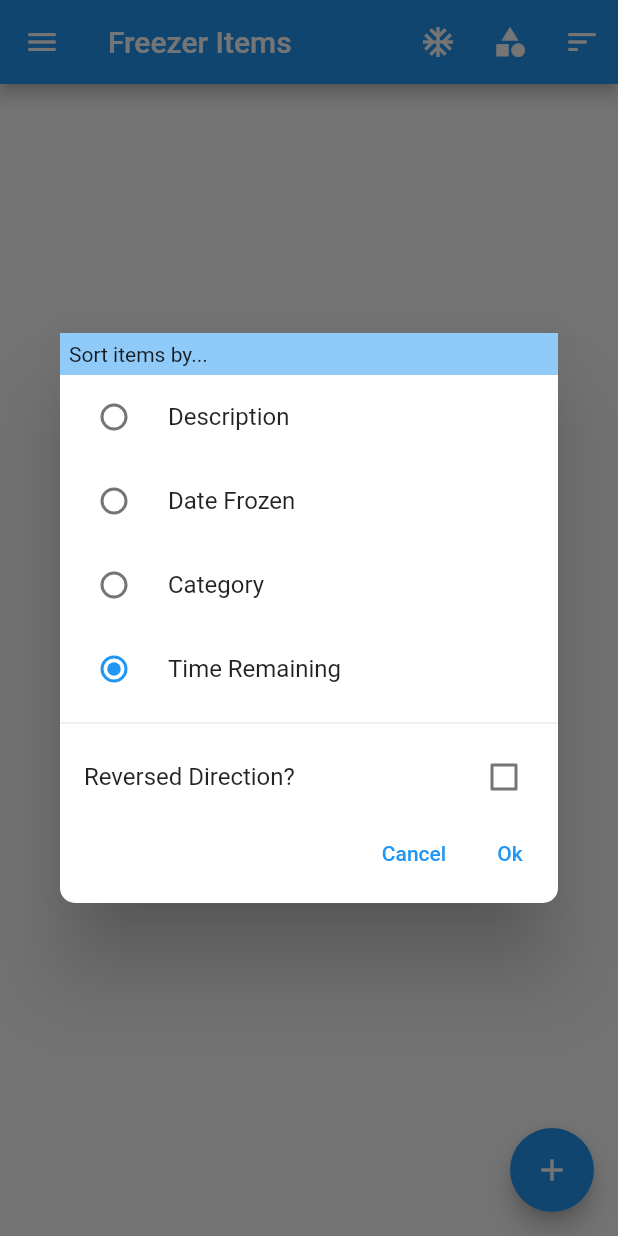
After one commit to iceboxfm/icebox, a Flutter app: the screen it shows after launch, after a tap on the "sort" icon, on a phone screen of 412 x 824 dp. The commit adds this screen. Run offline on Flutter 3.47's test engine with Material 2 defaults, Android fonts, the phone set to English and light mode, and no system bars; our stand-ins replace flutter_typeahead, package_info_plus, sqflite; accounts and stored records are empty.

Commit message:
implemented filter/search and sorting

```diff
--- a/lib/models/freezer_item.dart
+++ b/lib/models/freezer_item.dart
@@ -1,4 +1,5 @@
 import 'package:icebox/models/item_categories.dart';
+import 'package:icebox/models/sort_by.dart';
 
 class FreezerItem {
   final int? id;
@@ -55,4 +56,28 @@ class FreezerItem {
         location: location ?? this.location,
         freezerId: freezerId ?? this.freezerId,
       );
+
+  static List<FreezerItem> sort(
+    final List<FreezerItem> items,
+    final SortBy by,
+  ) {
+    var workingItems = [...items];
+
+    workingItems.sort((a, b) {
+      switch (by.field) {
+        case SortByField.timeRemaining:
+          return a.timeRemaining.compareTo(b.timeRemaining);
+        case SortByField.description:
+          return a.description.compareTo(b.description);
+        case SortByField.frozenOn:
+          return a.frozenOn.compareTo(b.frozenOn);
+        case SortByField.category:
+          return a.category.compareTo(b.category);
+        default:
+          return 0;
+      }
+    });
+
+    return by.reversed ? workingItems.reversed.toList() : workingItems;
+  }
 }
--- a/lib/providers/freezer_items.dart
+++ b/lib/providers/freezer_items.dart
@@ -3,42 +3,74 @@ import 'dart:developer' as dev;
 import 'package:flutter/cupertino.dart';
 import 'package:icebox/db/freezer_items_db.dart';
 import 'package:icebox/models/freezer_item.dart';
+import 'package:icebox/models/sort_by.dart';
+
+// FIXME: try to clean up the limiting/filtering code
 
 class FreezerItems with ChangeNotifier {
   static const _tag = 'icebox.providers.freezer_items';
+  static const _defaultSort = SortBy(SortByField.timeRemaining, false);
 
-  final List<FreezerItem> _freezerItems = [];
+  List<FreezerItem> _freezerItems = [];
   bool _loaded = false;
-
-  // FIXME: sorting
+  String? _filterBy;
+  SortBy _sortBy = _defaultSort;
 
   Future<void> load() async {
     if (!_loaded) {
       final items = await FreezerItemsDb.retrieve();
 
       _freezerItems.clear();
-      _freezerItems.addAll(items);
+      _freezerItems.addAll(FreezerItem.sort(items, _sortBy));
 
-      // FIXME: sort
+      dev.log(
+        'Loaded ${items.length} freezer items from database.',
+        name: _tag,
+      );
 
-      dev.log('Loaded ${items.length} freezer items from database.',
-          name: _tag);
       _loaded = true;
     }
   }
 
-  bool get isNotEmpty => _freezerItems.isNotEmpty;
+  bool get filtering {
+    return _filterBy != null;
+  }
 
-  operator [](int i) => _freezerItems[i];
+  void filteringBy(final String? query) {
+    _filterBy = query;
+    notifyListeners();
+  }
+
+  SortBy get sortBy {
+    return _sortBy;
+  }
+
+  void sortingBy([SortBy? sortBy]) {
+    _sortBy = sortBy ?? _defaultSort;
+    // FIXME: should I just sort in place?
+    _freezerItems = FreezerItem.sort(_freezerItems, _sortBy);
+    notifyListeners();
+  }
+
+  bool get isNotEmpty => items.isNotEmpty;
+
+  operator [](int i) => items[i];
 
   int count([final int? freezerId]) {
-    return list(freezerId).length;
+    return freezerId == null
+        ? items.length
+        : items.where((fi) => fi.freezerId == freezerId).length;
+  }
+
+  List<FreezerItem> get items {
+    return _filter(_freezerItems);
   }
 
   Future<void> save(final FreezerItem freezerItem) async {
     if (freezerItem.id == null) {
       FreezerItemsDb.create(freezerItem).then((fi) {
         _freezerItems.add(fi);
+        _freezerItems = FreezerItem.sort(_freezerItems, _sortBy);
 
         dev.log('Created: $fi', name: _tag);
         notifyListeners();
@@ -48,6 +80,7 @@ class FreezerItems with ChangeNotifier {
         final existingIdx =
             _freezerItems.indexWhere((f) => freezerItem.id == f.id);
         _freezerItems[existingIdx] = freezerItem;
+        _freezerItems = FreezerItem.sort(_freezerItems, _sortBy);
 
         dev.log('Updated: $freezerItem', name: _tag);
         notifyListeners();
@@ -64,10 +97,17 @@ class FreezerItems with ChangeNotifier {
     });
   }
 
-  /// List freezer items for all freezers (or specified freezer)
-  List<FreezerItem> list([final int? freezerId]) {
-    return freezerId != null
-        ? _freezerItems.where((fi) => fi.freezerId == freezerId).toList()
-        : _freezerItems;
+  List<FreezerItem> _filter(final List<FreezerItem> items) {
+    var filter = _filterBy != null ? _filterBy!.toLowerCase() : '';
+
+    return items
+        .where(
+          (fi) =>
+              filter.isEmpty ||
+              fi.description.toLowerCase().contains(filter) ||
+              fi.quantity.toLowerCase().contains(filter) ||
+              fi.category.label.toLowerCase().contains(filter),
+        )
+        .toList();
   }
 }
--- a/lib/screens/freezer_items_screen.dart
+++ b/lib/screens/freezer_items_screen.dart
@@ -4,6 +4,7 @@ import 'package:icebox/providers/freezers.dart';
 import 'package:icebox/screens/freezer_item_screen.dart';
 import 'package:icebox/widgets/app_drawer.dart';
 import 'package:icebox/widgets/freezer_item_list.dart';
+import 'package:icebox/widgets/sort_dialog.dart';
 import 'package:provider/provider.dart';
 
 class FreezerItemsScreen extends StatelessWidget {
@@ -13,7 +14,7 @@ class FreezerItemsScreen extends StatelessWidget {
 
   @override
   Widget build(final BuildContext context) {
-    final freezerItems = context.watch<FreezerItems>();
+    final freezerItems = context.read<FreezerItems>();
 
     return FutureBuilder(
       future: _load(context),
@@ -22,32 +23,35 @@ class FreezerItemsScreen extends StatelessWidget {
          return Scaffold(
            appBar: AppBar(
              title: const Text("Freezer Items"),
-             // FIXME: implement
-             // FIXME: also add ability to limit view to one freezer
-             // actions: [
-             //   IconButton(
-             //     icon: const Icon(Icons.category),
-             //     onPressed: () => showDialog(
-             //       context: context,
-             //       builder: (ctx) => CategoryDialog(),
-             //     ).then((value) => freezerItems.limitCategory(value)),
-             //   ),
-             //   IconButton(
-             //     icon: const Icon(Icons.sort),
-             //     onPressed: () => showDialog(
-             //       context: context,
-             //       builder: (ctx) => SortDialog(freezerItems.sortBy),
-             //     ).then((value) => freezerItems.sortingBy(value)),
-             //   ),
-             //   IconButton(
-             //     icon: const Icon(Icons.search),
-             //     onPressed: () => freezerItems.filteringBy(''),
-             //   ),
-             // ],
+             actions: [
+               IconButton(
+                 icon: const Icon(Icons.ac_unit_outlined),
+                 onPressed: (){
+                   // FIXME: implement
+                 },
+               ),
+               IconButton(
+                 icon: const Icon(Icons.category),
+                 onPressed: (){
+                   // FIXME: implement
+                 },
+                 // onPressed: () => showDialog(
+                 //   context: context,
+                 //   builder: (ctx) => CategoryDialog(),
+                 // ).then((value) => freezerItems.limitCategory(value)),
+               ),
+               IconButton(
+                 icon: const Icon(Icons.sort),
+                 onPressed: () => showDialog(
+                   context: context,
+                   builder: (ctx) => SortDialog(freezerItems.sortBy),
+                 ).then((value) => freezerItems.sortingBy(value)),
+               ),
+             ],
            ),
            drawer: AppDrawer(),
            body: freezerItems.isNotEmpty
-               ? FreezerItemList(freezerItems)
+               ? FreezerItemList()
                : const Center(child: Text('Freezer items listed here.')),
            floatingActionButton: FloatingActionButton(
              child: const Icon(Icons.add),
--- /dev/null
+++ b/lib/widgets/sort_dialog.dart
@@ -0,0 +1,116 @@
+import 'package:flutter/material.dart';
+
+import '../models/sort_by.dart';
+
+// FIXME: needs theme and visual work
+
+class SortDialog extends StatefulWidget {
+  final SortBy _sortBy;
+
+  const SortDialog(this._sortBy);
+
+  @override
+  _SortDialogState createState() => _SortDialogState();
+}
+
+class _SortDialogState extends State<SortDialog> {
+  SortBy? _sortBy;
+  bool _initialized = false;
+
+  @override
+  void didChangeDependencies() {
+    if (!_initialized) {
+      _sortBy = widget._sortBy;
+      _initialized = true;
+    }
+    super.didChangeDependencies();
+  }
+
+  @override
+  Widget build(BuildContext context) {
+    return Dialog(
+      shape: RoundedRectangleBorder(
+        borderRadius: BorderRadius.circular(10),
+      ),
+      child: Container(
+        height: 380,
+        decoration: BoxDecoration(
+          borderRadius: BorderRadius.circular(10),
+        ),
+        child: Column(
+          children: [
+            // title
+            Container(
+              padding: const EdgeInsets.all(6),
+              width: double.infinity,
+              color: Theme.of(context).backgroundColor,
+              child: const Text('Sort items by...'),
+            ),
+            // list items
+            SizedBox(
+              height: 295,
+              child: ListView(
+                children: [
+                  RadioListTile<SortByField>(
+                    title: const Text('Description'),
+                    value: SortByField.description,
+                    groupValue: _sortBy!.field,
+                    onChanged: (sortField) => setState(() {
+                      _sortBy = _sortBy!.withField(sortField);
+                    }),
+                  ),
+                  RadioListTile<SortByField>(
+                    title: const Text('Date Frozen'),
+                    value: SortByField.frozenOn,
+                    groupValue: _sortBy!.field,
+                    onChanged: (sortField) => setState(() {
+                      _sortBy = _sortBy!.withField(sortField);
+                    }),
+                  ),
+                  RadioListTile<SortByField>(
+                    title: const Text('Category'),
+                    value: SortByField.category,
+                    groupValue: _sortBy!.field,
+                    onChanged: (sortField) => setState(() {
+                      _sortBy = _sortBy!.withField(sortField);
+                    }),
+                  ),
+                  RadioListTile<SortByField>(
+                    title: const Text('Time Remaining'),
+                    value: SortByField.timeRemaining,
+                    groupValue: _sortBy!.field,
+                    onChanged: (sortField) => setState(() {
+                      _sortBy = _sortBy!.withField(sortField);
+                    }),
+                  ),
+                  const Divider(),
+                  CheckboxListTile(
+                    title: const Text('Reversed Direction?'),
+                    value: _sortBy!.reversed,
+                    onChanged: (rev) => setState(() {
+                      _sortBy = _sortBy!.withToggledReverse();
+                    }),
+                  ),
+                ],
+              ),
+            ),
+            // buttons
+            Row(
+              mainAxisAlignment: MainAxisAlignment.end,
+              children: [
+                TextButton(
+                  child: const Text('Cancel'),
+                  onPressed: () => Navigator.of(context).pop(),
+                ),
+                TextButton(
+                  child: const Text('Ok'),
+                  onPressed: () => Navigator.of(context).pop(_sortBy),
+                ),
+              ],
+            ),
+          ],
+        ),
+      ),
+    );
+  }
+}
```
Also changed, not shown: lib/models/item_categories.dart (+6 -1 lines), lib/widgets/filter_input.dart (added, +51 -0 lines), lib/widgets/freezer_item_list.dart (+25 -9 lines), lib/widgets/limiting_banner.dart (added, +32 -0 lines).
